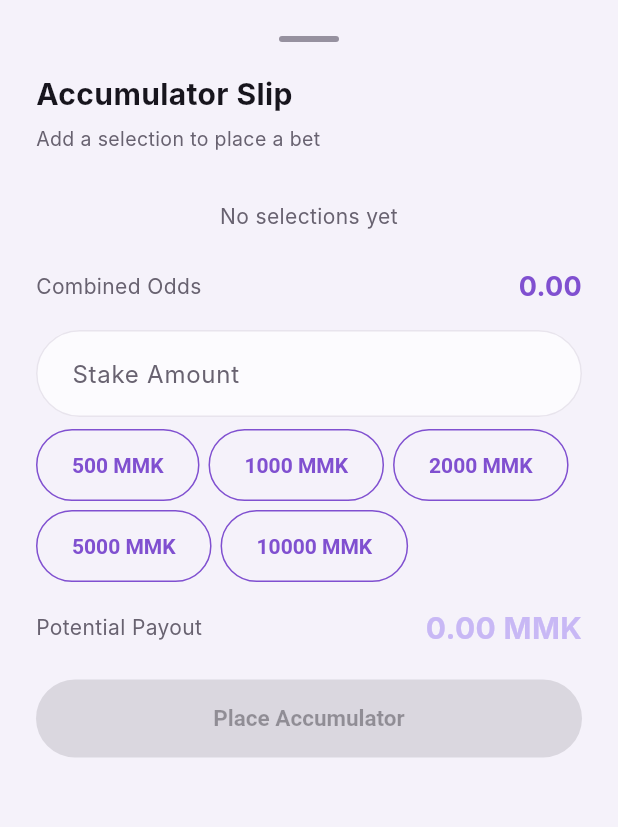
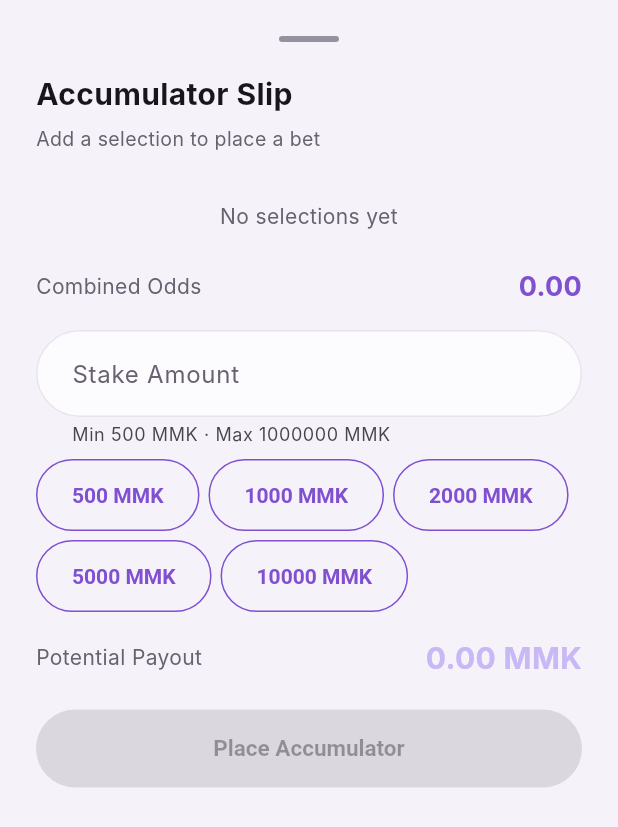
Before and after one commit to Nyi-Nyi-Zin/football-project, a Flutter app: the BetSlip widget shown alone on an empty page, opened directly, on a phone screen of 412 x 824 dp. Shown: the top 827 px of the screen. Run offline on Flutter 3.47's test engine with Material 3 defaults, Android fonts, the phone set to English and light mode, and no system bars; our stand-ins replace dartz, dio, equatable, fl_chart, flutter_riverpod, flutter_secure_storage and 1 more; accounts and stored records are empty; network calls fail; Roboto replaces fonts that are missing (Inter).

Commit message:
feat: validate betting limits in bet slip

```diff
--- a/frontend/lib/features/betting/presentation/widgets/bet_slip.dart
+++ b/frontend/lib/features/betting/presentation/widgets/bet_slip.dart
@@ -14,6 +14,9 @@ class BetSlip extends ConsumerStatefulWidget {
 }
 
 class _BetSlipState extends ConsumerState<BetSlip> {
+  static const minimumStakeMmk = 500.0;
+  static const maximumStakeMmk = 1000000.0;
+  static const maximumPayoutMmk = 50000000.0;
   final _stakeController = TextEditingController();
   bool _isPlacing = false;
 
@@ -26,7 +29,13 @@ class _BetSlipState extends ConsumerState<BetSlip> {
   Future<void> _placeBet() async {
     final stake = double.tryParse(_stakeController.text);
     var items = ref.read(betCartProvider);
-    if (stake == null || stake <= 0 || items.isEmpty) return;
+    if (stake == null || items.isEmpty) return;
+    if (stake < minimumStakeMmk || stake > maximumStakeMmk) {
+      _showValidationMessage(
+        'Stake must be between ${minimumStakeMmk.toStringAsFixed(0)} and ${maximumStakeMmk.toStringAsFixed(0)} MMK',
+      );
+      return;
+    }
 
     final liveUpdates = ref.read(matchOddsStateProvider);
     final changedItems = items.where((item) {
@@ -43,6 +52,17 @@ class _BetSlipState extends ConsumerState<BetSlip> {
       if (!accepted || !mounted) return;
       ref.read(betCartProvider.notifier).acceptLiveOdds(liveUpdates);
       items = ref.read(betCartProvider);
+    }
+
+    final combinedOdds = items.fold<double>(
+      1,
+      (value, item) => value * item.selection.odds,
+    );
+    if (stake * combinedOdds > maximumPayoutMmk) {
+      _showValidationMessage(
+        'Maximum possible payout is ${maximumPayoutMmk.toStringAsFixed(0)} MMK',
+      );
+      return;
     }
 
     setState(() => _isPlacing = true);
@@ -70,6 +90,13 @@ class _BetSlipState extends ConsumerState<BetSlip> {
         ),
       );
     }
+  }
+
+  void _showValidationMessage(String message) {
+    if (!mounted) return;
+    ScaffoldMessenger.of(context).showSnackBar(
+      SnackBar(content: Text(message), backgroundColor: AppTheme.errorColor),
+    );
   }
 
   Future<bool> _confirmOddsChanges(
@@ -259,9 +286,11 @@ class _BetSlipState extends ConsumerState<BetSlip> {
             TextField(
               controller: _stakeController,
               keyboardType: TextInputType.number,
-              decoration: const InputDecoration(
+              decoration: InputDecoration(
                 labelText: 'Stake Amount',
                 suffixText: ' MMK',
+                helperText:
+                    'Min ${minimumStakeMmk.toStringAsFixed(0)} MMK · Max ${maximumStakeMmk.toStringAsFixed(0)} MMK',
               ),
               onChanged: (_) => setState(() {}),
             ),
@@ -289,9 +318,11 @@ class _BetSlipState extends ConsumerState<BetSlip> {
                 ),
                 Text(
                   '${potentialPayout.toStringAsFixed(2)} MMK',
-                  style: const TextStyle(
+                  style: TextStyle(
                     fontWeight: FontWeight.bold,
-                    color: AppTheme.accentColor,
+                    color: potentialPayout > maximumPayoutMmk
+                        ? AppTheme.errorColor
+                        : AppTheme.accentColor,
                     fontSize: 20,
                   ),
                 ),
```
